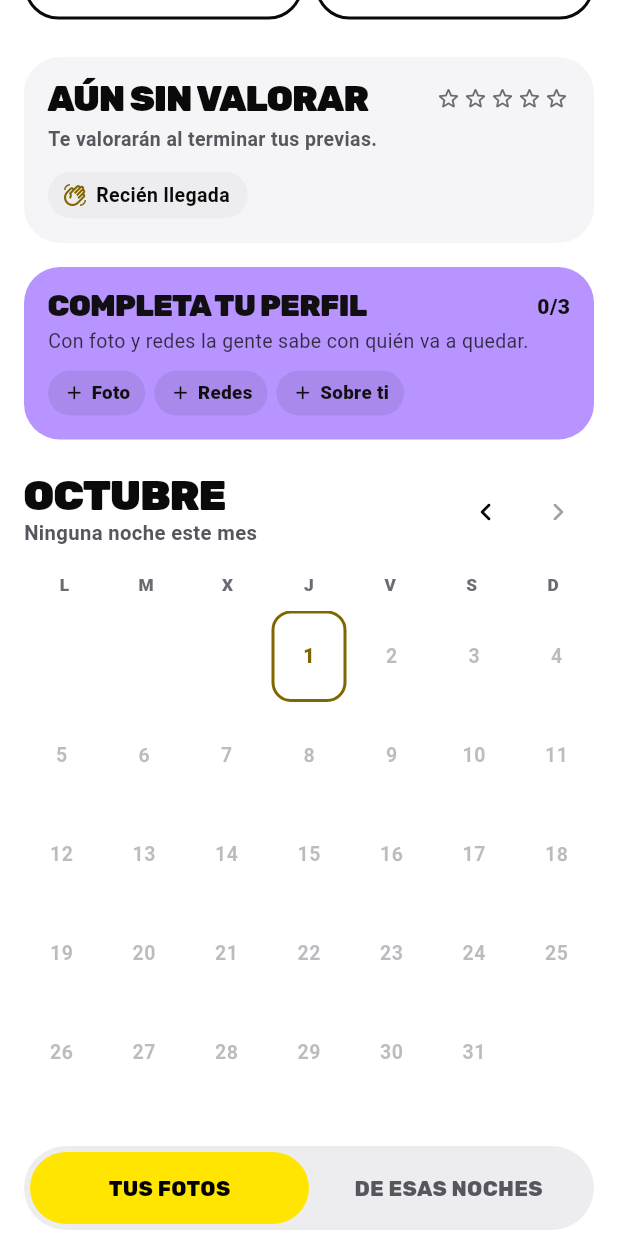
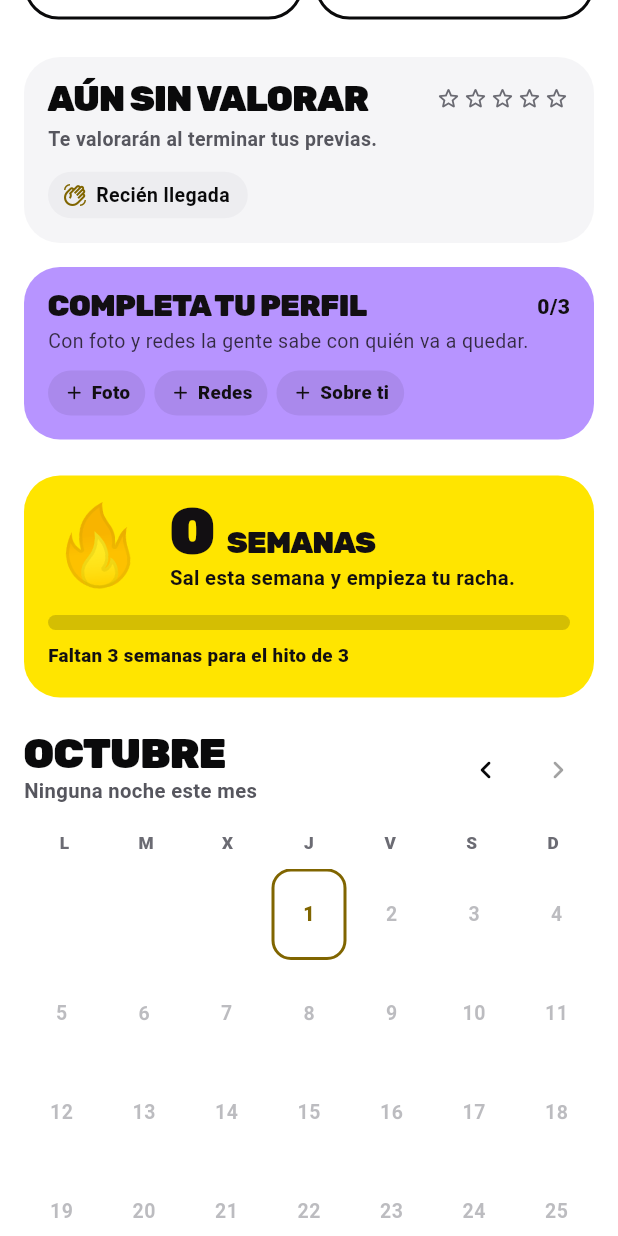
Before and after one commit to monzdevV/previa, a Flutter app: the PantallaPerfil screen opened directly, scrolled down 576 dp, on a phone screen of 412 x 824 dp. Run offline on Flutter 3.47's test engine with Material 3 defaults, Android fonts, the phone set to English and light mode, and no system bars; our stand-ins replace cached_network_image, flutter_animate, flutter_dotenv, flutter_map, flutter_riverpod, font_awesome_flutter and 9 more; missing offline and left inert: mobile_scanner; accounts and stored records are empty.

Commit message:
Tarjeta de racha en el perfil y celebracion de hitos
Bloque amarillo con llama, semanas, barra hacia el siguiente hito y un
dialogo al alcanzar 3/5/10/20. La llama late solo si el sistema no pide
reducir movimiento. El ultimo hito celebrado se guarda en el telefono para
no repetir la felicitacion; no hace falta migracion.

Co-Authored-By: Claude Sonnet 5.5 <noreply@anthropic.com>

```diff
--- a/lib/features/profile/pantalla_perfil.dart
+++ b/lib/features/profile/pantalla_perfil.dart
@@ -13,6 +13,7 @@ import 'calendario_social.dart';
 import 'pestanas_perfil.dart';
 import 'proveedores_perfil.dart';
 import 'reputacion.dart';
+import 'tarjeta_racha.dart';
 
 /// Tu perfil, como lo ven los demas, con lo tuyo encima.
 ///
@@ -147,6 +148,10 @@ class _PantallaPerfilState extends ConsumerState<PantallaPerfil> {
                           !p.tieneRedes ||
                           (p.bio ?? '').trim().isEmpty)
                         const SizedBox(height: EspaciadoPrevia.l),
+                      // Racha y calendario juntos: la racha es la lectura
+                      // rápida de lo que el calendario cuenta con fotos.
+                      const TarjetaRacha(),
+                      const SizedBox(height: EspaciadoPrevia.l),
                       CalendarioSocial(perfilId: p.id, esMio: true),
                       if (misPrevias.isNotEmpty) ...[
                         const SizedBox(height: EspaciadoPrevia.xl),
--- /dev/null
+++ b/lib/features/profile/tarjeta_racha.dart
@@ -0,0 +1,346 @@
+import 'package:flutter/material.dart';
+import 'package:flutter_animate/flutter_animate.dart';
+import 'package:flutter_riverpod/flutter_riverpod.dart';
+import 'package:shared_preferences/shared_preferences.dart';
+
+import '../../app/tema.dart';
+import '../../data/repositories/repositorio_auth.dart';
+import '../../domain/racha/regla_de_racha.dart';
+import 'proveedores_perfil.dart';
+
+const _tinta = BloquesPrevia.tintaSobreBloque;
+
+/// La racha de fiestas en el perfil: llama, semanas seguidas y cuánto falta
+/// para el siguiente hito.
+///
+/// Es una de las dos cosas que hacen volver a la app (la otra es el
+/// calendario), así que va arriba del todo y en un bloque de color plano, no
+/// en una insignia pequeña. El degradado se evita a propósito: DESIGN.md lo
+/// reserva a la marca y nunca va detrás de texto.
+///
+/// Esta clase se encarga solo de leer la racha y de celebrar los hitos;
+/// lo que se ve está en [TarjetaRachaVista], que se prueba sin proveedores.
+class TarjetaRacha extends ConsumerStatefulWidget {
+  const TarjetaRacha({super.key});
+
+  @override
+  ConsumerState<TarjetaRacha> createState() => _TarjetaRachaState();
+}
+
+class _TarjetaRachaState extends ConsumerState<TarjetaRacha> {
+  /// Para no abrir dos veces el mismo mensaje si la tarjeta se reconstruye
+  /// mientras el primero sigue en pantalla.
+  bool _celebrando = false;
+
+  Future<void> _celebrarSiToca(Racha racha) async {
+    if (_celebrando) return;
+    final uid = ref.read(uidActualProvider);
+    if (uid == null) return;
+
+    final almacen = AlmacenDeHitos(uid);
+    var celebrado = await almacen.leer();
+    final actual = racha.hitoAlcanzado ?? 0;
+    // Racha rota: se olvida lo celebrado para que, al rehacerla, el 3 vuelva
+    // a ser una fiesta. Sin esto quien pierde la racha nunca más vería un
+    // mensaje en los hitos que ya pasó.
+    if (actual < celebrado) {
+      celebrado = 0;
+      await almacen.guardar(0);
+    }
+    final hito = hitoPorCelebrar(racha, celebrado: celebrado);
+    if (hito == null || !mounted) return;
+
+    _celebrando = true;
+    // Se guarda antes de enseñar el mensaje: si la app se cierra con él
+    // abierto, no debe repetirse la próxima vez.
+    await almacen.guardar(hito);
+    if (!mounted) return;
+    await mostrarCelebracionDeHito(context, hito: hito);
+    _celebrando = false;
+  }
+
+  @override
+  Widget build(BuildContext context) {
+    final racha = ref.watch(rachaProvider).valueOrNull;
+    if (racha == null) {
+      // Mientras carga se reserva el sitio con el mismo alto, para que el
+      // calendario de debajo no dé un salto cuando llegue el dato.
+      return const SizedBox(height: _altoTarjeta);
+    }
+
+    // Tras pintar y no durante: abrir un diálogo en medio de build lanza.
+    WidgetsBinding.instance.addPostFrameCallback((_) {
+      if (mounted) _celebrarSiToca(racha);
+    });
+    return TarjetaRachaVista(racha: racha);
+  }
+}
+
+const _altoTarjeta = 148.0;
+
+/// Lo que se ve de la tarjeta, sin proveedores ni almacenamiento.
+class TarjetaRachaVista extends StatelessWidget {
+  const TarjetaRachaVista({super.key, required this.racha});
+
+  final Racha racha;
+
+  String get _subtitulo {
+    if (!racha.viva) {
+      return racha.mejor > 0
+          ? 'Tu récord es de ${racha.mejor}. Sal esta semana y empieza otra.'
+          : 'Sal esta semana y empieza tu racha.';
+    }
+    if (racha.saliEstaSemana) return 'Esta semana ya cuenta. Sigue así.';
+    return racha.comodinGastado
+        ? 'Sal esta semana o la pierdes.'
+        : 'Sal antes del domingo y sigue creciendo.';
+  }
+
+  String get _textoDeHito {
+    final hito = racha.siguienteHito;
+    if (hito == null) return 'Has pasado el último hito. Leyenda.';
+    final falta = racha.semanasParaHito;
+    return falta == 1
+        ? 'Falta 1 semana para el hito de $hito'
+        : 'Faltan $falta semanas para el hito de $hito';
+  }
+
+  @override
+  Widget build(BuildContext context) {
+    final reducido = MovimientoPrevia.reducido(context);
+    final semanas = racha.semanas;
+
+    return Semantics(
+      container: true,
+      label:
+          'Racha de fiestas: '
+          '${semanas == 1 ? '1 semana seguida' : '$semanas semanas seguidas'}. '
+          '$_subtitulo $_textoDeHito.',
+      child: ExcludeSemantics(
+        child: Container(
+          constraints: const BoxConstraints(minHeight: _altoTarjeta),
+          padding: const EdgeInsets.all(EspaciadoPrevia.m),
+          decoration: BoxDecoration(
+            color: BloquesPrevia.amarillo,
+            borderRadius: BorderRadius.circular(EspaciadoPrevia.radioGrande),
+          ),
+          child: Column(
+            crossAxisAlignment: CrossAxisAlignment.start,
+            children: [
+              Row(
+                crossAxisAlignment: CrossAxisAlignment.center,
+                children: [
+                  _Llama(viva: racha.viva, reducido: reducido),
+                  const SizedBox(width: EspaciadoPrevia.m),
+                  Expanded(
+                    child: Column(
+                      crossAxisAlignment: CrossAxisAlignment.start,
+                      children: [
+                        Row(
+                          crossAxisAlignment: CrossAxisAlignment.baseline,
+                          textBaseline: TextBaseline.alphabetic,
+                          children: [
+                            Titular('$semanas', tamano: 44, color: _tinta),
+                            const SizedBox(width: EspaciadoPrevia.s),
+                            Flexible(
+                              child: Titular(
+                                semanas == 1 ? 'semana' : 'semanas',
+                                tamano: 20,
+                                color: _tinta,
+                              ),
+                            ),
+                          ],
+                        ),
+                        const SizedBox(height: 2),
+                        Text(
+                          _subtitulo,
+                          style: const TextStyle(
+                            color: _tinta,
+                            fontSize: 13.5,
+                            fontWeight: FontWeight.w600,
+                            height: 1.25,
+                          ),
+                        ),
+                      ],
+                    ),
+                  ),
+                ],
+              ),
+              const SizedBox(height: EspaciadoPrevia.m),
+              _BarraDeHito(progreso: racha.progreso, reducido: reducido),
+              const SizedBox(height: EspaciadoPrevia.s),
+              Text(
+                _textoDeHito,
+                style: const TextStyle(
+                  color: _tinta,
+                  fontSize: 12.5,
+                  fontWeight: FontWeight.w800,
+                ),
+              ),
+            ],
+          ),
+        ),
+      ),
+    );
+  }
+}
+
+/// La llama. Late despacio si la racha está viva; con "reducir movimiento"
+/// o sin racha se queda quieta (y apagada, si no hay nada que mantener).
+class _Llama extends StatelessWidget {
+  const _Llama({required this.viva, required this.reducido});
+
+  final bool viva;
+  final bool reducido;
+
+  @override
+  Widget build(BuildContext context) {
+    final llama = Opacity(
+      opacity: viva ? 1 : 0.4,
+      child: const Pegatina('🔥', tamano: 52, giro: -0.1),
+    );
+    if (!viva || reducido) return llama;
+    return llama
+        .animate(onPlay: (c) => c.repeat(reverse: true))
+        .scale(
+          begin: const Offset(1, 1),
+          end: const Offset(1.08, 1.08),
+          duration: MovimientoPrevia.lento + const Duration(milliseconds: 500),
+          curve: Curves.easeInOut,
+        );
+  }
+}
+
+class _BarraDeHito extends StatelessWidget {
+  const _BarraDeHito({required this.progreso, required this.reducido});
+
+  final double progreso;
+  final bool reducido;
+
+  @override
+  Widget build(BuildContext context) => ClipRRect(
+    borderRadius: BorderRadius.circular(EspaciadoPrevia.pastilla),
+    child: Container(
+      height: 10,
+      color: _tinta.withValues(alpha: 0.18),
+      alignment: Alignment.centerLeft,
+      child: TweenAnimationBuilder<double>(
+        tween: Tween(begin: 0, end: progreso),
+        duration: reducido ? Duration.zero : MovimientoPrevia.lento,
+        curve: MovimientoPrevia.curva,
+        builder: (_, valor, _) => FractionallySizedBox(
+          widthFactor: valor,
+          heightFactor: 1,
+          child: Container(
+            decoration: BoxDecoration(
+              color: _tinta,
+              borderRadius: BorderRadius.circular(EspaciadoPrevia.pastilla),
+            ),
+          ),
+        ),
+      ),
+    ),
+  );
+}
+
+/// Qué hito se celebró por última vez en este móvil, por cuenta.
+///
+/// Vive en el teléfono y no en la base porque es un detalle de la pantalla,
+/// no un dato de la persona: lo peor que pasa si se pierde es repetir una
+/// felicitación, y eso no justifica una columna ni una migración.
+class AlmacenDeHitos {
+  AlmacenDeHitos(String uid) : _clave = 'racha_hito_celebrado_$uid';
+
+  final String _clave;
+
+  Future<int> leer() async {
+    try {
+      final p = await SharedPreferences.getInstance();
+      return p.getInt(_clave) ?? 0;
+    } catch (_) {
+      // Sin almacenamiento, mejor no felicitar que felicitar en cada visita.
+      return 1 << 30;
+    }
+  }
+
+  Future<void> guardar(int hito) async {
+    try {
+      final p = await SharedPreferences.getInstance();
+      await p.setInt(_clave, hito);
+    } catch (_) {}
+  }
+}
+
+/// El mensaje al alcanzar un hito.
+///
+/// Un diálogo y no una notificación: solo sale cuando abres el perfil, que es
+/// justo cuando quieres verlo. La animación es un rebote de la llama; con
+/// "reducir movimiento" aparece ya puesta.
+Future<void> mostrarCelebracionDeHito(
+  BuildContext context, {
+  required int hito,
+}) {
+  final reducido = MovimientoPrevia.reducido(context);
+  final siguiente = hitosDeRacha.where((h) => h > hito).firstOrNull;
+
+  Widget llama = const Pegatina('🔥', tamano: 84, giro: -0.1);
+  if (!reducido) {
+    llama = llama.animate().scale(
+      begin: const Offset(0.3, 0.3),
+      end: const Offset(1, 1),
+      duration: MovimientoPrevia.lento,
+      curve: Curves.elasticOut,
+    );
+  }
+
+  return showDialog<void>(
+    context: context,
+    builder: (contexto) => Dialog(
+      backgroundColor: BloquesPrevia.amarillo,
+      shape: RoundedRectangleBorder(
+        borderRadius: BorderRadius.circular(EspaciadoPrevia.radioGrande),
+      ),
+      child: Padding(
+        padding: const EdgeInsets.all(EspaciadoPrevia.l),
+        child: Column(
+          mainAxisSize: MainAxisSize.min,
+          children: [
+            llama,
+            const SizedBox(height: EspaciadoPrevia.m),
+            Titular(
+              '$hito semanas seguidas',
+              tamano: 30,
+              color: _tinta,
+              alineacion: TextAlign.center,
+            ),
+            const SizedBox(height: EspaciadoPrevia.s),
+            Text(
+              siguiente == null
+                  ? 'Has llegado al último hito. Eres leyenda.'
+                  : 'Racha de fiestas en marcha. Siguiente parada: '
+                        '$siguiente semanas.',
+              textAlign: TextAlign.center,
+              style: const TextStyle(
+                color: _tinta,
+                fontSize: 15,
+                fontWeight: FontWeight.w600,
+              ),
+            ),
+            const SizedBox(height: EspaciadoPrevia.l),
+            SizedBox(
+              width: double.infinity,
+              child: FilledButton(
+                style: FilledButton.styleFrom(
+                  backgroundColor: _tinta,
+                  foregroundColor: BloquesPrevia.amarillo,
+                ),
+                onPressed: () => Navigator.of(contexto).pop(),
+                child: const Text('¡Vamos!'),
+              ),
+            ),
+          ],
+        ),
+      ),
+    ),
+  );
+}
```
Also changed, not shown: 4 other files.
